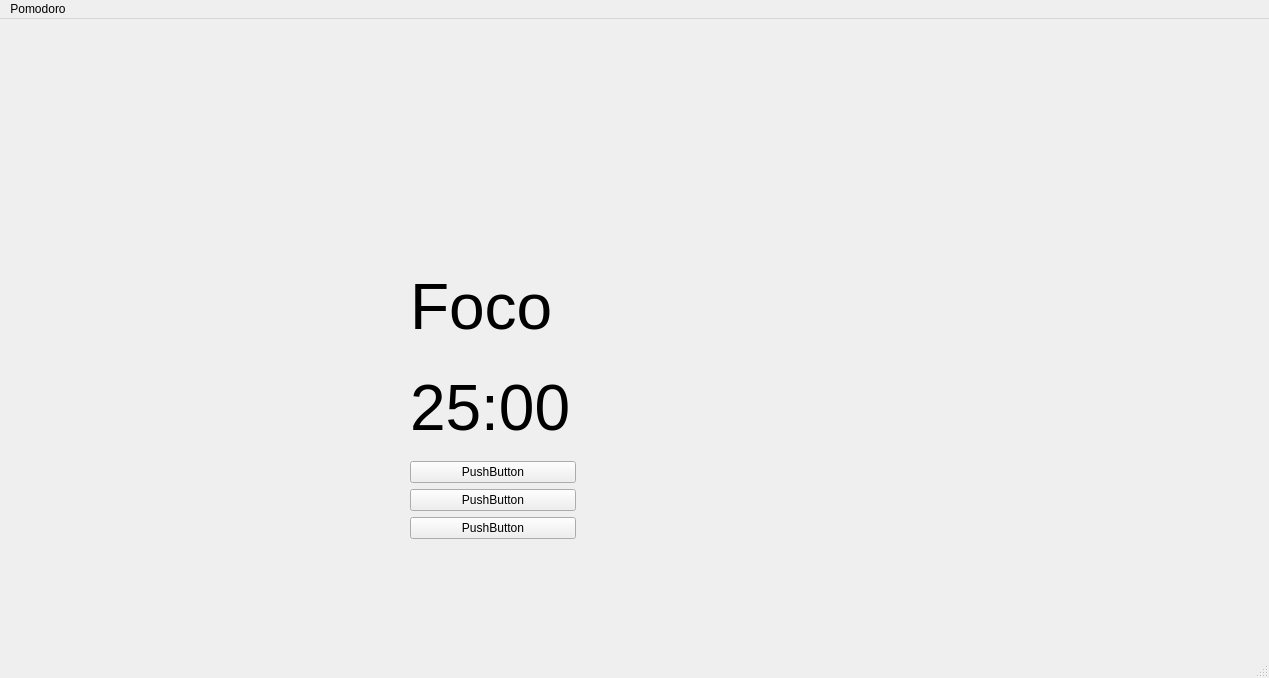
Above: mainwindow.ui from Lucas-CCaczmareki/PomodoroTimer before the change. Below: the same form after it.
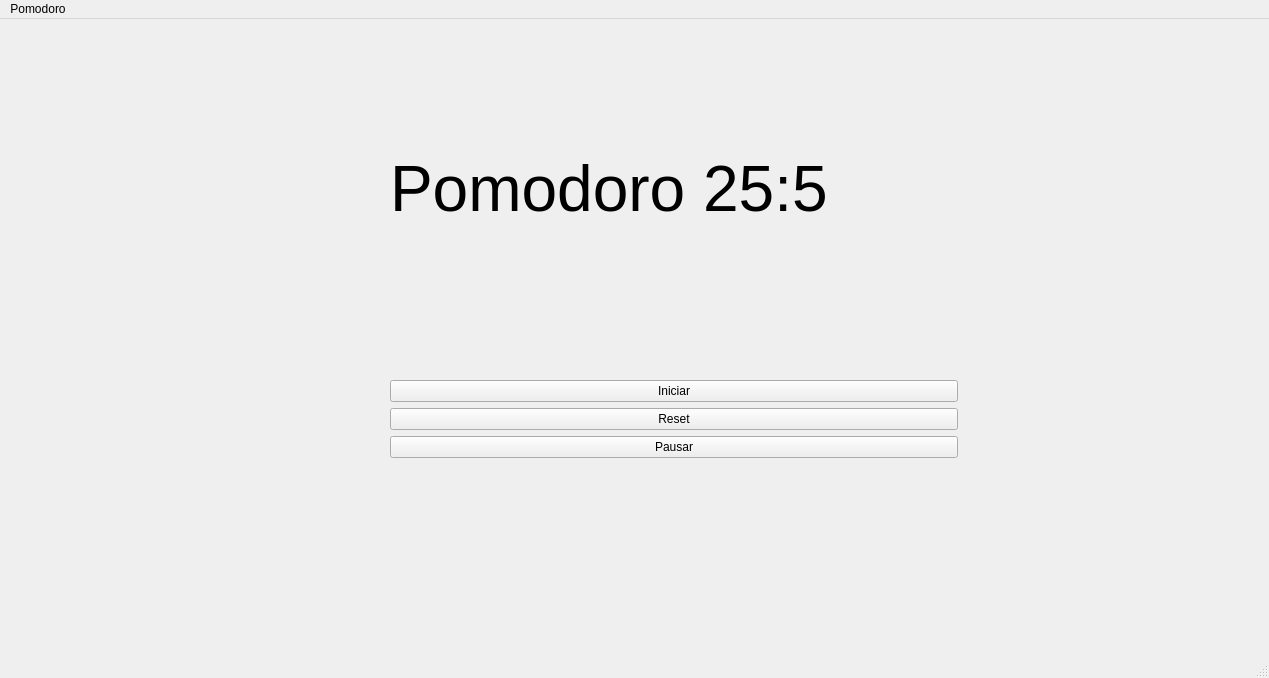
That is the form after the change.

Commit message: timer main logic with buttons

```diff
--- a/mainwindow.ui
+++ b/mainwindow.ui
@@ -14,13 +14,13 @@
    <string>MainWindow</string>
   </property>
   <widget class="QWidget" name="centralwidget">
-   <widget class="QWidget" name="">
+   <widget class="QWidget" name="layoutWidget">
     <property name="geometry">
      <rect>
-      <x>410</x>
-      <y>240</y>
-      <width>166</width>
-      <height>280</height>
+      <x>390</x>
+      <y>110</y>
+      <width>568</width>
+      <height>329</height>
      </rect>
     </property>
     <layout class="QVBoxLayout" name="verticalLayout">
@@ -32,7 +32,7 @@
         </font>
        </property>
        <property name="text">
-        <string>Foco</string>
+        <string>Pomodoro 25:5</string>
        </property>
       </widget>
      </item>
@@ -44,28 +44,31 @@
         </font>
        </property>
        <property name="text">
-        <string>25:00</string>
-       </property>
-      </widget>
-     </item>
-     <item>
-      <widget class="QPushButton" name="btnPausar">
-       <property name="text">
-        <string>PushButton</string>
-       </property>
-      </widget>
-     </item>
-     <item>
-      <widget class="QPushButton" name="btnReset">
-       <property name="text">
-        <string>PushButton</string>
+        <string/>
        </property>
       </widget>
      </item>
      <item>
       <widget class="QPushButton" name="btnIniciar">
        <property name="text">
-        <string>PushButton</string>
+        <string>Iniciar</string>
+       </property>
+      </widget>
+     </item>
+     <item>
+      <widget class="QPushButton" name="btnReset">
+       <property name="text">
+        <string>Reset</string>
+       </property>
+      </widget>
+     </item>
+     <item>
+      <widget class="QPushButton" name="btnPausar">
+       <property name="text">
+        <string>Pausar</string>
+       </property>
+       <property name="checkable">
+        <bool>true</bool>
        </property>
       </widget>
      </item>
```
Left out of the diff: 2 changed lines with no effect on the pictures. The commit also changes 190 other files.
